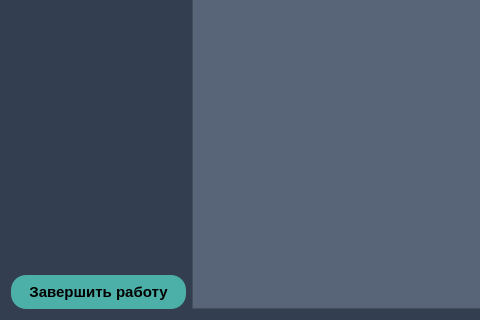
Wobolok/projects, file mainForm_v2.ui: the form before one commit; both pictures show x 0 to 480 and y 259 to 579 of the 1406 by 579 pixel window.
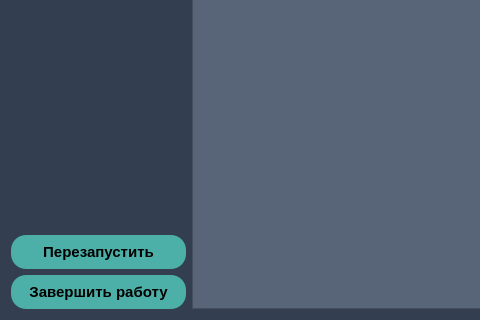
The form after the commit.

Commit message: Added reboot and unlock

```diff
--- a/mainForm_v2.ui
+++ b/mainForm_v2.ui
@@ -152,6 +152,16 @@
        </property>
       </spacer>
      </item>
+     <item>
+      <widget class="QPushButton" name="reboot">
+       <property name="cursor">
+        <cursorShape>PointingHandCursor</cursorShape>
+       </property>
+       <property name="text">
+        <string>Перезапустить</string>
+       </property>
+      </widget>
+     </item>
      <item>
       <widget class="QPushButton" name="exit">
        <property name="cursor">
```
The commit also changes 10 other files.
